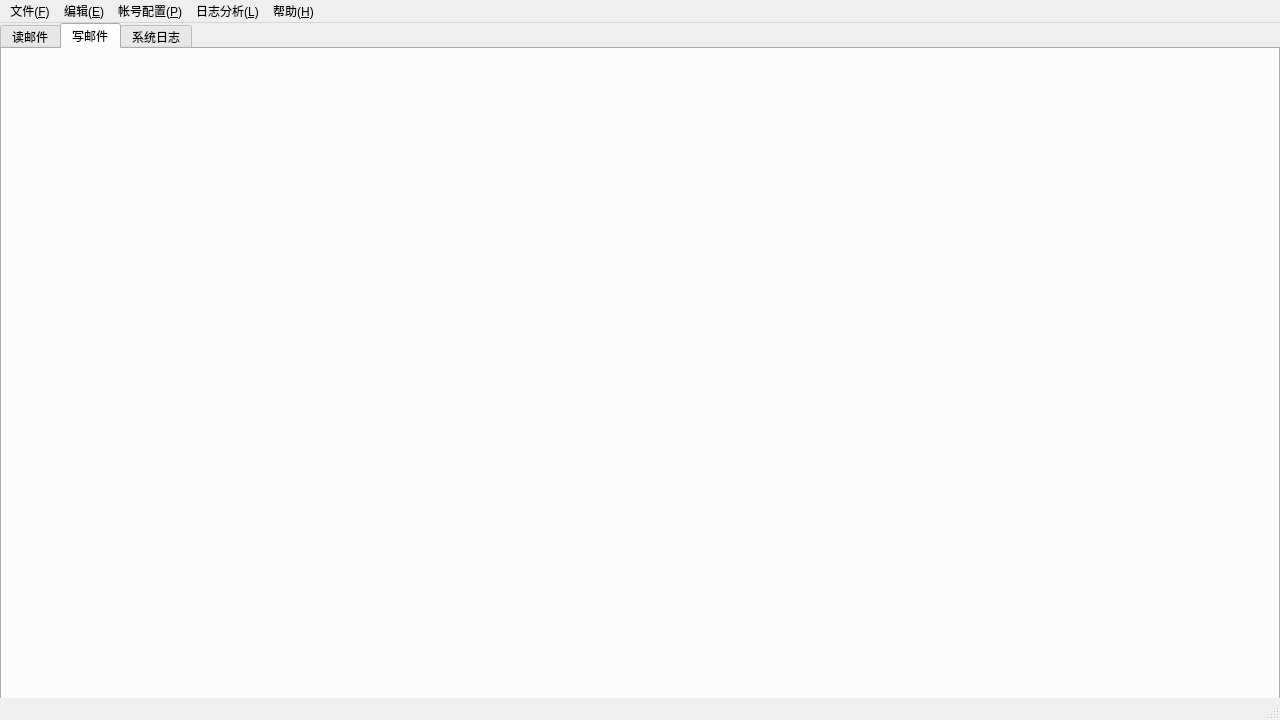
Old version of the form clientwindow.ui in the repository HelloJdss/WangWang_MailClient.
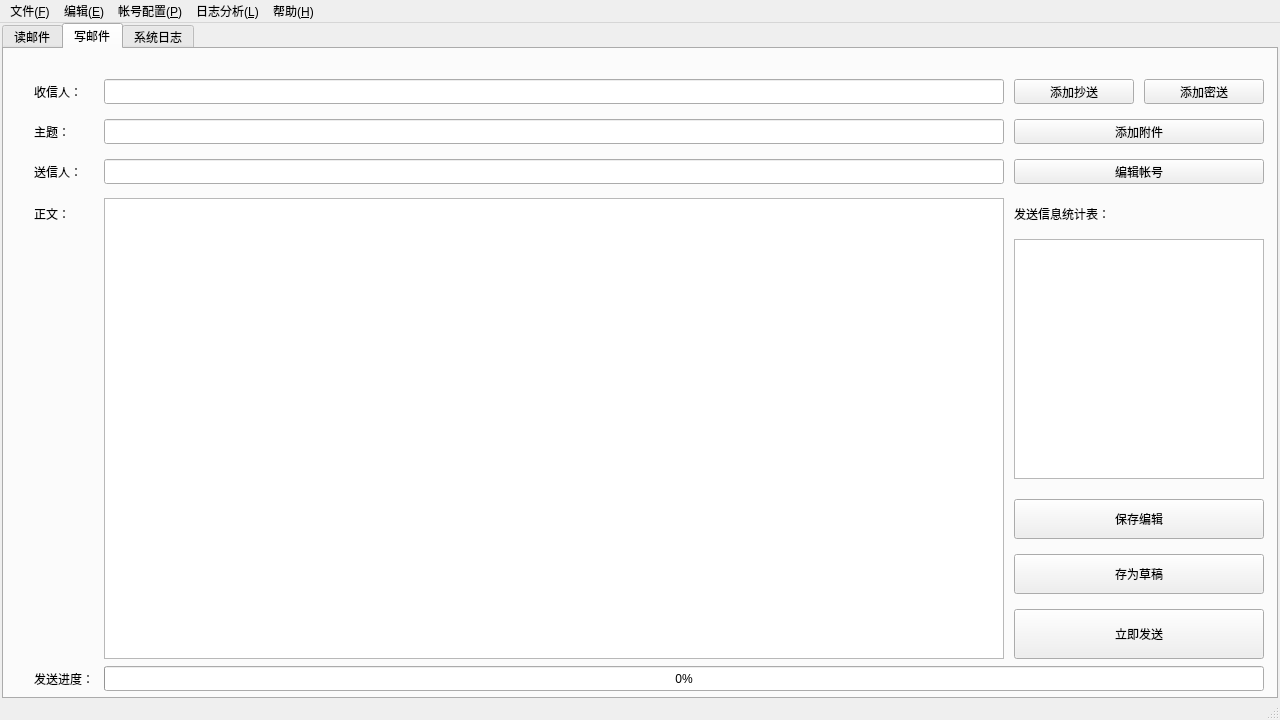
New version of the form. The open tabs and pages were chosen to show the change.

```diff
--- a/clientwindow.ui
+++ b/clientwindow.ui
@@ -29,10 +29,10 @@
    <widget class="QTabWidget" name="tabWidget">
     <property name="geometry">
      <rect>
-      <x>0</x>
+      <x>2</x>
       <y>0</y>
-      <width>1280</width>
-      <height>698</height>
+      <width>1276</width>
+      <height>676</height>
      </rect>
     </property>
     <property name="accessibleName">
@@ -143,6 +143,247 @@
      <attribute name="title">
       <string>写邮件</string>
      </attribute>
+     <widget class="QLabel" name="To_label">
+      <property name="geometry">
+       <rect>
+        <x>30</x>
+        <y>30</y>
+        <width>60</width>
+        <height>25</height>
+       </rect>
+      </property>
+      <property name="text">
+       <string>收信人：</string>
+      </property>
+     </widget>
+     <widget class="QLabel" name="Subject_label">
+      <property name="geometry">
+       <rect>
+        <x>30</x>
+        <y>70</y>
+        <width>60</width>
+        <height>25</height>
+       </rect>
+      </property>
+      <property name="text">
+       <string>主题：</string>
+      </property>
+     </widget>
+     <widget class="QLabel" name="Text_label">
+      <property name="geometry">
+       <rect>
+        <x>30</x>
+        <y>150</y>
+        <width>60</width>
+        <height>30</height>
+       </rect>
+      </property>
+      <property name="text">
+       <string>正文：</string>
+      </property>
+     </widget>
+     <widget class="QPlainTextEdit" name="Text_edit">
+      <property name="geometry">
+       <rect>
+        <x>100</x>
+        <y>149</y>
+        <width>900</width>
+        <height>461</height>
+       </rect>
+      </property>
+     </widget>
+     <widget class="QPushButton" name="addcopy">
+      <property name="geometry">
+       <rect>
+        <x>1010</x>
+        <y>30</y>
+        <width>120</width>
+        <height>25</height>
+       </rect>
+      </property>
+      <property name="text">
+       <string>添加抄送</string>
+      </property>
+     </widget>
+     <widget class="QPushButton" name="addcopy_blind">
+      <property name="geometry">
+       <rect>
+        <x>1140</x>
+        <y>30</y>
+        <width>120</width>
+        <height>25</height>
+       </rect>
+      </property>
+      <property name="text">
+       <string>添加密送</string>
+      </property>
+     </widget>
+     <widget class="QPushButton" name="addfile">
+      <property name="geometry">
+       <rect>
+        <x>1010</x>
+        <y>70</y>
+        <width>250</width>
+        <height>25</height>
+       </rect>
+      </property>
+      <property name="text">
+       <string>添加附件</string>
+      </property>
+     </widget>
+     <widget class="QPushButton" name="addfile_2">
+      <property name="geometry">
+       <rect>
+        <x>1010</x>
+        <y>560</y>
+        <width>250</width>
+        <height>50</height>
+       </rect>
+      </property>
+      <property name="text">
+       <string>立即发送</string>
+      </property>
+     </widget>
+     <widget class="QPushButton" name="addfile_3">
+      <property name="geometry">
+       <rect>
+        <x>1010</x>
+        <y>505</y>
+        <width>250</width>
+        <height>40</height>
+       </rect>
+      </property>
+      <property name="text">
+       <string>存为草稿</string>
+      </property>
+     </widget>
+     <widget class="QProgressBar" name="progressBar_send">
+      <property name="geometry">
+       <rect>
+        <x>100</x>
+        <y>617</y>
+        <width>1160</width>
+        <height>25</height>
+       </rect>
+      </property>
+      <property name="value">
+       <number>0</number>
+      </property>
+     </widget>
+     <widget class="QLabel" name="Sentprogress_label">
+      <property name="geometry">
+       <rect>
+        <x>30</x>
+        <y>617</y>
+        <width>60</width>
+        <height>25</height>
+       </rect>
+      </property>
+      <property name="text">
+       <string>发送进度：</string>
+      </property>
+     </widget>
+     <widget class="QPushButton" name="addfile_4">
+      <property name="geometry">
+       <rect>
+        <x>1010</x>
+        <y>110</y>
+        <width>250</width>
+        <height>25</height>
+       </rect>
+      </property>
+      <property name="text">
+       <string>编辑帐号</string>
+      </property>
+     </widget>
+     <widget class="QLabel" name="To_label_2">
+      <property name="geometry">
+       <rect>
+        <x>30</x>
+        <y>110</y>
+        <width>60</width>
+        <height>25</height>
+       </rect>
+      </property>
+      <property name="text">
+       <string>送信人：</string>
+      </property>
+     </widget>
+     <widget class="QLabel" name="Text_label_2">
+      <property name="geometry">
+       <rect>
+        <x>1010</x>
+        <y>150</y>
+        <width>121</width>
+        <height>30</height>
+       </rect>
+      </property>
+      <property name="text">
+       <string>发送信息统计表： </string>
+      </property>
+     </widget>
+     <widget class="QTableView" name="tableView">
+      <property name="geometry">
+       <rect>
+        <x>1010</x>
+        <y>190</y>
+        <width>250</width>
+        <height>240</height>
+       </rect>
+      </property>
+     </widget>
+     <widget class="QLineEdit" name="To_edit">
+      <property name="geometry">
+       <rect>
+        <x>100</x>
+        <y>30</y>
+        <width>900</width>
+        <height>25</height>
+       </rect>
+      </property>
+      <property name="text">
+       <string/>
+      </property>
+     </widget>
+     <widget class="QLineEdit" name="Subject_edit">
+      <property name="geometry">
+       <rect>
+        <x>100</x>
+        <y>70</y>
+        <width>900</width>
+        <height>25</height>
+       </rect>
+      </property>
+      <property name="text">
+       <string/>
+      </property>
+     </widget>
+     <widget class="QLineEdit" name="From_edit">
+      <property name="geometry">
+       <rect>
+        <x>100</x>
+        <y>110</y>
+        <width>900</width>
+        <height>25</height>
+       </rect>
+      </property>
+      <property name="text">
+       <string/>
+      </property>
+     </widget>
+     <widget class="QPushButton" name="addfile_5">
+      <property name="geometry">
+       <rect>
+        <x>1010</x>
+        <y>450</y>
+        <width>250</width>
+        <height>40</height>
+       </rect>
+      </property>
+      <property name="text">
+       <string>保存编辑</string>
+      </property>
+     </widget>
     </widget>
     <widget class="QWidget" name="tab3">
      <attribute name="title">
```
Left out of the diff: 75 changed lines with no effect on the pictures.
